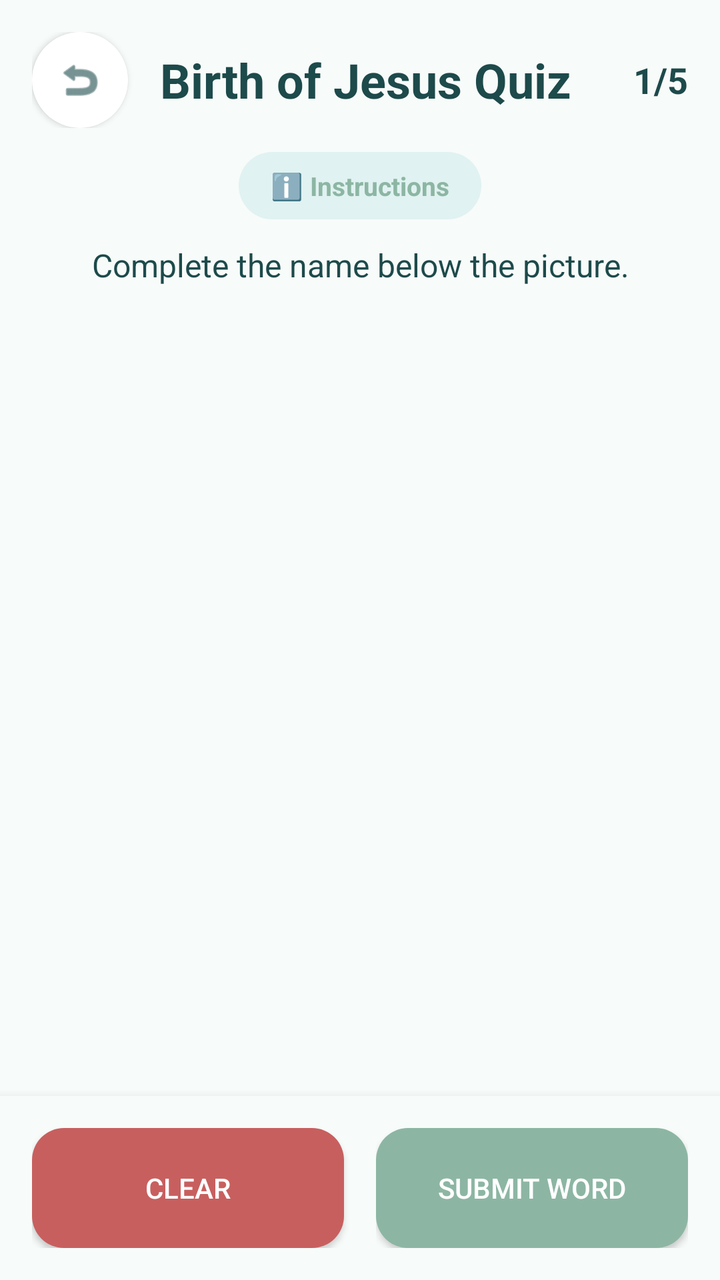
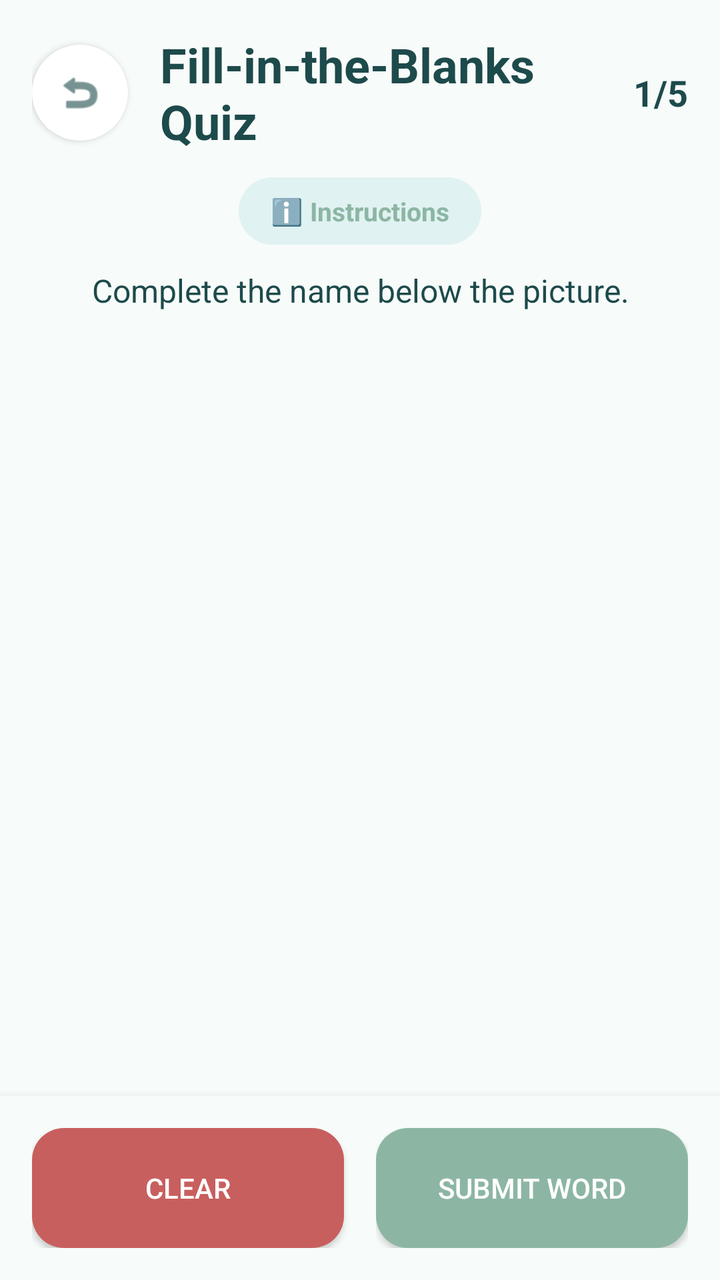

Two renders of the same Android screen: before a commit and after it. Below are the layout's source before the change and the commit's diff.
<!-- AndroidManifest.xml: application theme Theme.ArBibleApp -->
<!-- res/layout/activity_quiz_birth.xml -->
<?xml version="1.0" encoding="utf-8"?>
<LinearLayout xmlns:android="http://schemas.android.com/apk/res/android"
    xmlns:app="http://schemas.android.com/apk/res-auto"
    android:id="@+id/main" android:layout_width="match_parent" android:layout_height="match_parent"
    android:orientation="vertical" android:background="@color/bg_light">

    <ScrollView android:id="@+id/scrollView" android:layout_width="match_parent" android:layout_height="0dp"
        android:layout_weight="1" android:fillViewport="true">
        <LinearLayout android:layout_width="match_parent" android:layout_height="wrap_content"
            android:orientation="vertical" android:padding="16dp">
            <LinearLayout android:layout_width="match_parent" android:layout_height="wrap_content"
                android:gravity="center_vertical" android:orientation="horizontal">
                <ImageView
                    android:id="@+id/btnBirthBack"
                    android:layout_width="48dp"
                    android:layout_height="48dp"
                    android:background="@drawable/bg_circle_white"
                    android:elevation="2dp"
                    android:padding="12dp"
                    android:src="@android:drawable/ic_menu_revert"
                    app:tint="@color/text_dark" />
                <TextView android:layout_width="0dp" android:layout_height="wrap_content" android:layout_weight="1"
                    android:layout_marginStart="16dp" android:layout_marginEnd="8dp"
                    android:text="@string/birth_title" android:textColor="@color/text_dark" android:textSize="24sp"
                    android:textStyle="bold" />

                <TextView
                    android:id="@+id/tvBirthProgress"
                    android:layout_width="wrap_content"
                    android:layout_height="wrap_content"
                    android:text="1/5"
                    android:textColor="@color/text_dark"
                    android:textSize="18sp"
                    android:textStyle="bold" />
                </LinearLayout>
            <TextView
                android:id="@+id/btnBirthInstructions"
                android:layout_width="wrap_content"
                android:layout_height="wrap_content"
                android:layout_gravity="center"
                android:layout_marginTop="12dp"
                android:layout_marginBottom="12dp"
                android:background="@drawable/bg_rounded_card"
                android:backgroundTint="#E0F2F1"
                android:clickable="true"
                android:focusable="true"
                android:foreground="?attr/selectableItemBackground"
                android:paddingHorizontal="16dp"
                android:paddingVertical="8dp"
                android:text="ℹ️ Instructions"
                android:textColor="@color/primary_green"
                android:textSize="13sp"
                android:textStyle="bold" />
            <TextView android:layout_width="match_parent" android:layout_height="wrap_content"
                android:text="@string/birth_prompt" android:gravity="center" android:textSize="16sp" android:textColor="@color/text_dark" />
            <ImageView android:id="@+id/ivBirthPicture" android:layout_width="match_parent" android:layout_height="220dp"
                android:layout_marginVertical="10dp" android:scaleType="fitCenter" android:contentDescription="@string/birth_picture" />
            <LinearLayout android:id="@+id/birthSlots" android:layout_width="match_parent" android:layout_height="wrap_content"
                android:orientation="horizontal" android:gravity="center" />
            <LinearLayout android:id="@+id/birthTiles" android:layout_width="match_parent" android:layout_height="wrap_content"
                android:layout_marginTop="14dp" android:orientation="vertical" />
        </LinearLayout>
    </ScrollView>

    <LinearLayout
        android:layout_width="match_parent"
        android:layout_height="wrap_content"
        android:padding="16dp"
        android:background="@color/bg_light"
        android:elevation="8dp"
        android:orientation="horizontal">

        <androidx.appcompat.widget.AppCompatButton android:id="@+id/btnBirthClear" android:layout_width="0dp" android:layout_weight="1" android:layout_height="60dp"
            android:layout_marginEnd="8dp"
            android:background="@drawable/bg_button_next"
            android:backgroundTint="@color/red" android:textColor="@color/white"
            android:text="@string/birth_clear" />

        <FrameLayout
            android:layout_width="0dp"
            android:layout_weight="1"
            android:layout_height="wrap_content"
            android:layout_marginStart="8dp">

            <androidx.appcompat.widget.AppCompatButton android:id="@+id/btnBirthSubmit" android:layout_width="match_parent" android:layout_height="60dp"
                android:background="@drawable/bg_button_next"
                android:backgroundTint="@color/primary_green" android:textColor="@color/white"
                android:text="@string/birth_submit" />

            <androidx.appcompat.widget.AppCompatButton android:id="@+id/btnBirthNext" android:layout_width="match_parent" android:layout_height="60dp"
                android:background="@drawable/bg_button_next"
                android:backgroundTint="@color/primary_green" android:textColor="@color/white"
                android:text="@string/birth_next" android:visibility="gone" />
        </FrameLayout>

    </LinearLayout>
</LinearLayout>
<!-- resources referenced by this layout -->
<resources>
  <color name="bg_light">#F7FBF9</color>
  <color name="primary_green">#8CB6A3</color>
  <color name="red">#C85F5F</color>
  <color name="text_dark">#1D4A4B</color>
  <color name="white">#FFFFFFFF</color>
  <!-- drawable bg_button_next (drawable) -->
  <?xml version="1.0" encoding="utf-8"?>
  <shape xmlns:android="http://schemas.android.com/apk/res/android">
      <solid android:color="@color/primary_green" />
      <corners android:radius="16dp" />
  </shape>
  <!-- drawable bg_circle_white (drawable) -->
  <?xml version="1.0" encoding="utf-8"?>
  <shape xmlns:android="http://schemas.android.com/apk/res/android">
      <solid android:color="@color/white" />
      <corners android:radius="100dp" />
  </shape>
  <!-- drawable bg_rounded_card (drawable) -->
  <?xml version="1.0" encoding="utf-8"?>
  <shape xmlns:android="http://schemas.android.com/apk/res/android">
      <solid android:color="@color/primary_green" />
      <corners android:radius="40dp" />
  </shape>
  <string name="birth_clear">Clear</string>
  <string name="birth_next">Next Picture</string>
  <string name="birth_picture">Picture to identify</string>
  <string name="birth_prompt">Complete the name below the picture.</string>
  <string name="birth_submit">Submit Word</string>
  <string name="birth_title">Birth of Jesus Quiz</string>
  <style name="Theme.ArBibleApp" parent="Base.Theme.ArBibleApp" />
  <style name="Base.Theme.ArBibleApp" parent="Theme.Material3.DayNight.NoActionBar">
          
          <item name="android:windowAnimationStyle">@style/SlideActivityAnimation</item>
      </style>
  <style name="SlideActivityAnimation" parent="@android:style/Animation.Activity">
          <item name="android:activityOpenEnterAnimation">@anim/slide_in_right</item>
          <item name="android:activityOpenExitAnimation">@anim/slide_out_left</item>
          <item name="android:activityCloseEnterAnimation">@anim/slide_in_left</item>
          <item name="android:activityCloseExitAnimation">@anim/slide_out_right</item>
      </style>
</resources>

<!-- the commit's change to res/layout/activity_quiz_birth.xml (unified diff, before → after) -->
@@ -21,7 +21,7 @@
                     app:tint="@color/text_dark" />
                 <TextView android:layout_width="0dp" android:layout_height="wrap_content" android:layout_weight="1"
                     android:layout_marginStart="16dp" android:layout_marginEnd="8dp"
-                    android:text="@string/birth_title" android:textColor="@color/text_dark" android:textSize="24sp"
+                    android:text="Fill-in-the-Blanks Quiz" android:textColor="@color/text_dark" android:textSize="24sp"
                     android:textStyle="bold" />
 
                 <TextView
<!-- resource entries referenced after the edit -->
@@ -28,7 +28,6 @@
   <string name="birth_picture">Picture to identify</string>
   <string name="birth_prompt">Complete the name below the picture.</string>
   <string name="birth_submit">Submit Word</string>
-  <string name="birth_title">Birth of Jesus Quiz</string>
   <style name="Theme.ArBibleApp" parent="Base.Theme.ArBibleApp" />
   <style name="Base.Theme.ArBibleApp" parent="Theme.Material3.DayNight.NoActionBar">
           
